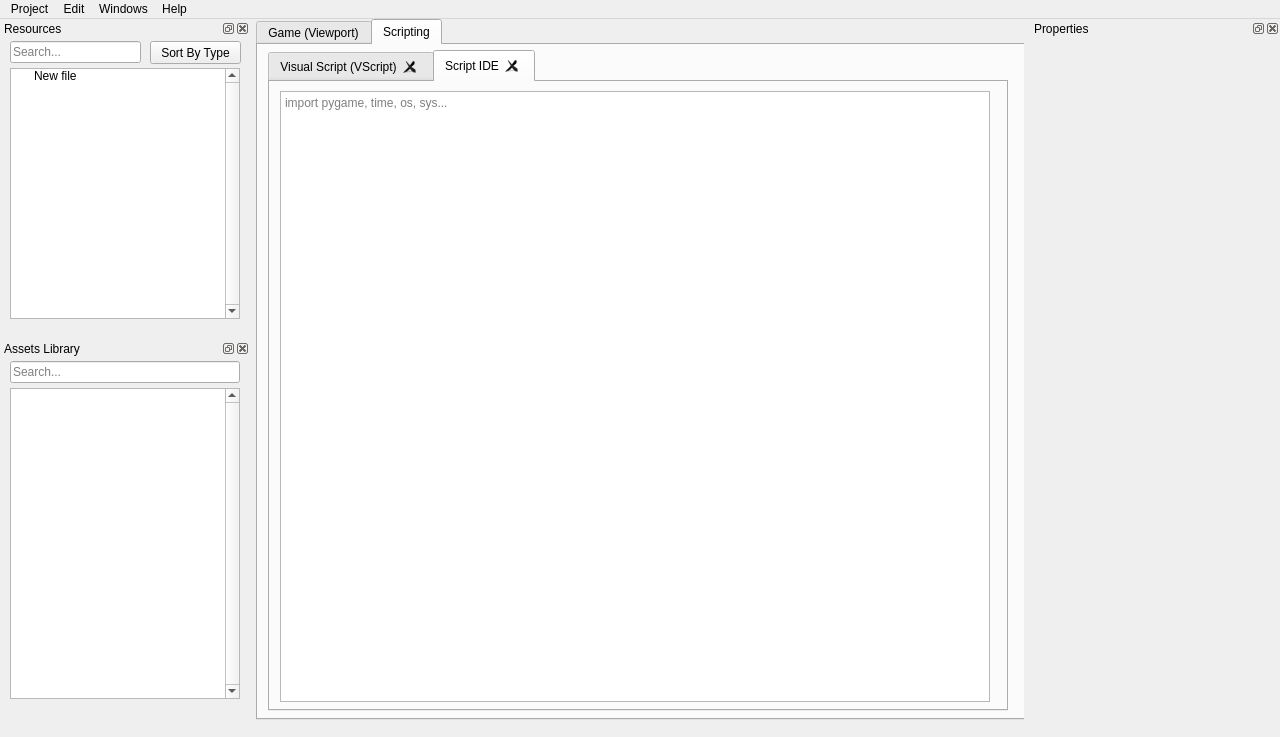
Qt form Pyglet Engine/untitled.ui (RedEgs/Cats-Citrus-Attack-TD) before a commit.
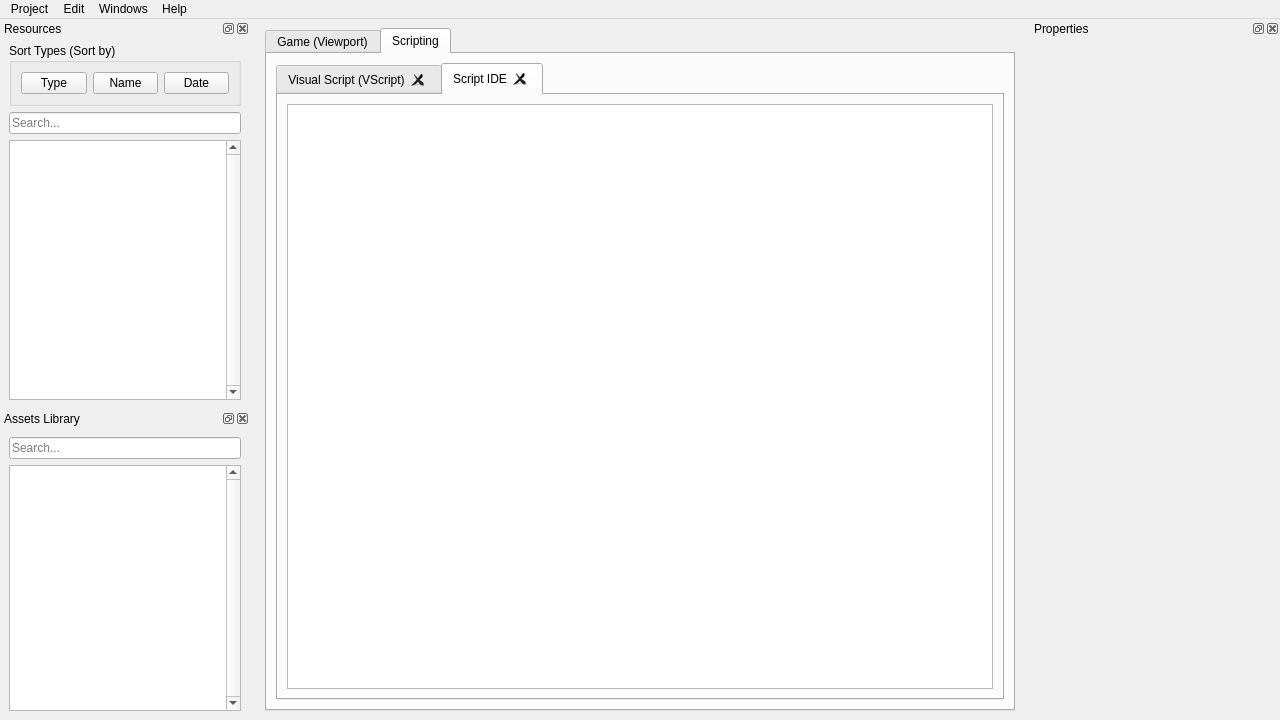
The same form after that commit. Icons and pictures are not drawn.

Patch:
```diff
--- a/Pyglet Engine/untitled.ui
+++ b/Pyglet Engine/untitled.ui
@@ -7,7 +7,7 @@
     <x>0</x>
     <y>0</y>
     <width>1280</width>
-    <height>737</height>
+    <height>720</height>
    </rect>
   </property>
   <property name="minimumSize">
@@ -20,18 +20,18 @@
    <string>Red Engine - {project name}</string>
   </property>
   <widget class="QWidget" name="central_widget">
+   <layout class="QHBoxLayout" name="horizontalLayout_2">
+    <item>
    <widget class="QTabWidget" name="central_tabs">
-    <property name="geometry">
-     <rect>
-      <x>0</x>
-      <y>0</y>
-      <width>770</width>
-      <height>701</height>
-     </rect>
-    </property>
     <property name="currentIndex">
      <number>1</number>
     </property>
+      <property name="usesScrollButtons">
+       <bool>true</bool>
+      </property>
+      <property name="documentMode">
+       <bool>false</bool>
+      </property>
     <widget class="QWidget" name="viewport_tab">
      <attribute name="icon">
       <iconset>
@@ -49,15 +49,9 @@
      <attribute name="title">
       <string>Scripting</string>
      </attribute>
+       <layout class="QHBoxLayout" name="horizontalLayout_4">
+        <item>
      <widget class="QTabWidget" name="script_tabs">
-      <property name="geometry">
-       <rect>
-        <x>10</x>
-        <y>5</y>
-        <width>740</width>
-        <height>661</height>
-       </rect>
-      </property>
       <property name="tabPosition">
        <enum>QTabWidget::North</enum>
       </property>
@@ -109,15 +103,9 @@
        <attribute name="title">
         <string>Script IDE</string>
        </attribute>
+           <layout class="QHBoxLayout" name="horizontalLayout_3">
+            <item>
        <widget class="QPlainTextEdit" name="script_edit">
-        <property name="geometry">
-         <rect>
-          <x>10</x>
-          <y>9</y>
-          <width>710</width>
-          <height>611</height>
-         </rect>
-        </property>
         <property name="frameShape">
          <enum>QFrame::StyledPanel</enum>
         </property>
@@ -127,26 +115,32 @@
         <property name="lineWidth">
          <number>0</number>
         </property>
-        <property name="placeholderText">
-         <string>import pygame, time, os, sys...</string>
-        </property>
-       </widget>
-      </widget>
-     </widget>
-    </widget>
-   </widget>
+              <property name="verticalScrollBarPolicy">
+               <enum>Qt::ScrollBarAsNeeded</enum>
+              </property>
+             </widget>
+            </item>
+           </layout>
+          </widget>
+         </widget>
+        </item>
+       </layout>
+      </widget>
+     </widget>
+    </item>
+   </layout>
   </widget>
   <widget class="QDockWidget" name="resources_dock">
-   <property name="minimumSize">
-    <size>
-     <width>250</width>
-     <height>320</height>
-    </size>
+   <property name="sizePolicy">
+    <sizepolicy hsizetype="Expanding" vsizetype="Expanding">
+     <horstretch>0</horstretch>
+     <verstretch>0</verstretch>
+    </sizepolicy>
    </property>
    <property name="maximumSize">
     <size>
      <width>250</width>
-     <height>320</height>
+     <height>524287</height>
     </size>
    </property>
    <property name="baseSize">
@@ -185,26 +179,57 @@
       <verstretch>0</verstretch>
      </sizepolicy>
     </property>
-    <property name="minimumSize">
-     <size>
-      <width>0</width>
-      <height>350</height>
-     </size>
-    </property>
     <property name="autoFillBackground">
      <bool>false</bool>
     </property>
+    <layout class="QVBoxLayout" name="verticalLayout_3">
+     <property name="topMargin">
+      <number>5</number>
+     </property>
+     <item>
+      <widget class="QGroupBox" name="sort_resource_button_group">
+       <property name="title">
+        <string>Sort Types (Sort by)</string>
+       </property>
+       <layout class="QHBoxLayout" name="horizontalLayout_6">
+        <item>
+         <widget class="QPushButton" name="sort_resource_type_button">
+          <property name="text">
+           <string>Type</string>
+          </property>
+         </widget>
+        </item>
+        <item>
+         <widget class="QPushButton" name="sort_resource_name_button">
+          <property name="text">
+           <string>Name</string>
+          </property>
+         </widget>
+        </item>
+        <item>
+         <widget class="QPushButton" name="sort_resource_date_button">
+          <property name="text">
+           <string>Date</string>
+          </property>
+         </widget>
+        </item>
+       </layout>
+      </widget>
+     </item>
+     <item>
+      <widget class="QLineEdit" name="resource_search_bar">
+       <property name="placeholderText">
+        <string>Search...</string>
+       </property>
+       <property name="clearButtonEnabled">
+        <bool>true</bool>
+       </property>
+      </widget>
+     </item>
+     <item>
     <widget class="QTreeWidget" name="resources_tree">
-     <property name="geometry">
-      <rect>
-       <x>10</x>
-       <y>30</y>
-       <width>230</width>
-       <height>251</height>
-      </rect>
-     </property>
      <property name="sizePolicy">
-      <sizepolicy hsizetype="Maximum" vsizetype="Maximum">
+        <sizepolicy hsizetype="Expanding" vsizetype="Expanding">
        <horstretch>0</horstretch>
        <verstretch>0</verstretch>
       </sizepolicy>
@@ -228,51 +253,14 @@
       <bool>false</bool>
      </property>
      <property name="columnCount">
-      <number>1</number>
+        <number>0</number>
      </property>
      <attribute name="headerVisible">
       <bool>false</bool>
      </attribute>
-     <column>
-      <property name="text">
-       <string notr="true">1</string>
-      </property>
-     </column>
-     <item>
-      <property name="text">
-       <string>New file</string>
-      </property>
+      </widget>
      </item>
-    </widget>
-    <widget class="QLineEdit" name="resource_search_bar">
-     <property name="geometry">
-      <rect>
-       <x>10</x>
-       <y>3</y>
-       <width>131</width>
-       <height>22</height>
-      </rect>
-     </property>
-     <property name="placeholderText">
-      <string>Search...</string>
-     </property>
-     <property name="clearButtonEnabled">
-      <bool>true</bool>
-     </property>
-    </widget>
-    <widget class="QPushButton" name="resources_sort_button">
-     <property name="geometry">
-      <rect>
-       <x>150</x>
-       <y>3</y>
-       <width>91</width>
-       <height>23</height>
-      </rect>
-     </property>
-     <property name="text">
-      <string>Sort By Type</string>
-     </property>
-    </widget>
+    </layout>
    </widget>
   </widget>
   <widget class="QDockWidget" name="assets_library_dock">
@@ -282,16 +270,10 @@
      <verstretch>0</verstretch>
     </sizepolicy>
    </property>
-   <property name="minimumSize">
-    <size>
-     <width>250</width>
-     <height>150</height>
-    </size>
-   </property>
    <property name="maximumSize">
     <size>
      <width>250</width>
-     <height>400</height>
+     <height>524287</height>
     </size>
    </property>
    <property name="baseSize">
@@ -310,28 +292,9 @@
     <number>1</number>
    </attribute>
    <widget class="QWidget" name="assets_library_dock_contents">
-    <widget class="QTableView" name="assets_library_listview">
-     <property name="geometry">
-      <rect>
-       <x>10</x>
-       <y>30</y>
-       <width>230</width>
-       <height>311</height>
-      </rect>
-     </property>
-     <property name="verticalScrollBarPolicy">
-      <enum>Qt::ScrollBarAlwaysOn</enum>
-     </property>
-    </widget>
+    <layout class="QVBoxLayout" name="verticalLayout_2">
+     <item>
     <widget class="QLineEdit" name="assets_library_search_bar">
-     <property name="geometry">
-      <rect>
-       <x>10</x>
-       <y>3</y>
-       <width>230</width>
-       <height>22</height>
-      </rect>
-     </property>
      <property name="placeholderText">
       <string>Search...</string>
      </property>
@@ -339,6 +302,15 @@
       <bool>true</bool>
      </property>
     </widget>
+     </item>
+     <item>
+      <widget class="QTableView" name="assets_library_listview">
+       <property name="verticalScrollBarPolicy">
+        <enum>Qt::ScrollBarAlwaysOn</enum>
+       </property>
+      </widget>
+     </item>
+    </layout>
    </widget>
   </widget>
   <widget class="QDockWidget" name="properties_dock">
```
Left out of the diff: 28 changed lines with no effect on the pictures. Lines whose indentation alone changed are shown as unchanged.
